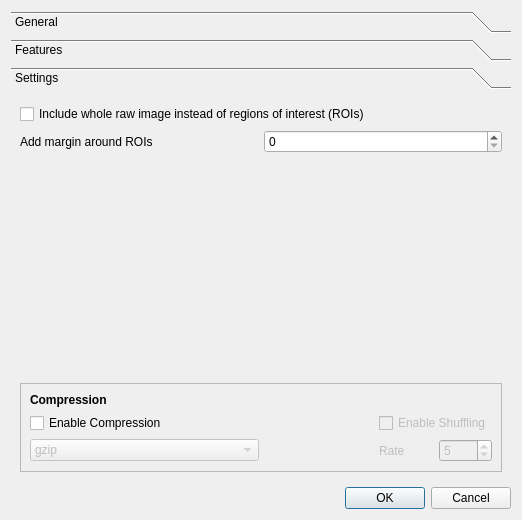
ilastik/ilastik, file ilastik/widgets/exportObjectInfoDialog.ui: the form before one commit.
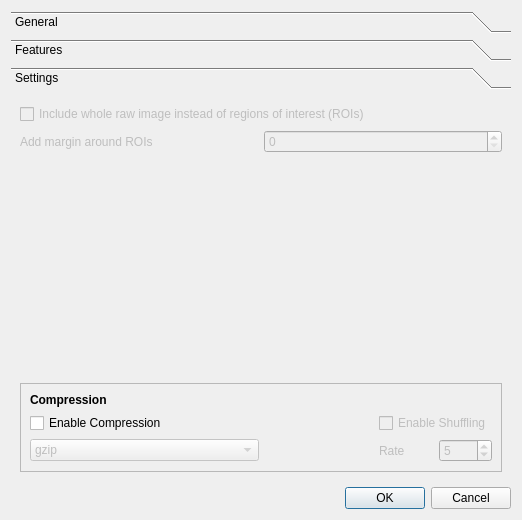
The form after the commit. The open tabs and pages were chosen to show the change.

Commit message:
OC: change default table export format to .csv
From practice it is clear that most users want to export a csv file.
Having the option for h5 is cool, but should not be the primary one.

Also removed some unused imports.

Diff of the .ui file:
```diff
--- a/ilastik/widgets/exportObjectInfoDialog.ui
+++ b/ilastik/widgets/exportObjectInfoDialog.ui
@@ -205,6 +205,9 @@
          <property name="maximum">
           <number>200</number>
          </property>
+         <property name="enabled">
+          <bool>false</bool>
+         </property>
         </widget>
        </item>
        <item row="2" column="0">
@@ -215,6 +218,9 @@
          <property name="text">
           <string>Add margin around ROIs</string>
          </property>
+         <property name="enabled">
+          <bool>false</bool>
+         </property>
         </widget>
        </item>
        <item row="0" column="0" colspan="2">
@@ -225,6 +231,9 @@
          <property name="text">
           <string>Include whole raw image instead of regions of interest (ROIs)</string>
          </property>
+         <property name="enabled">
+          <bool>false</bool>
+         </property>
         </widget>
        </item>
        <item row="6" column="0" colspan="2">
```
Left out of the diff: 10 changed lines with no effect on the pictures. The commit also changes 3 other files.
